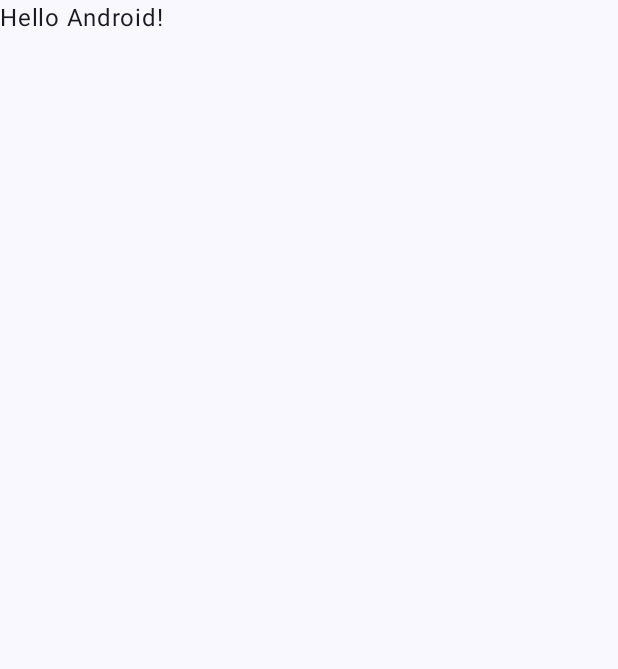
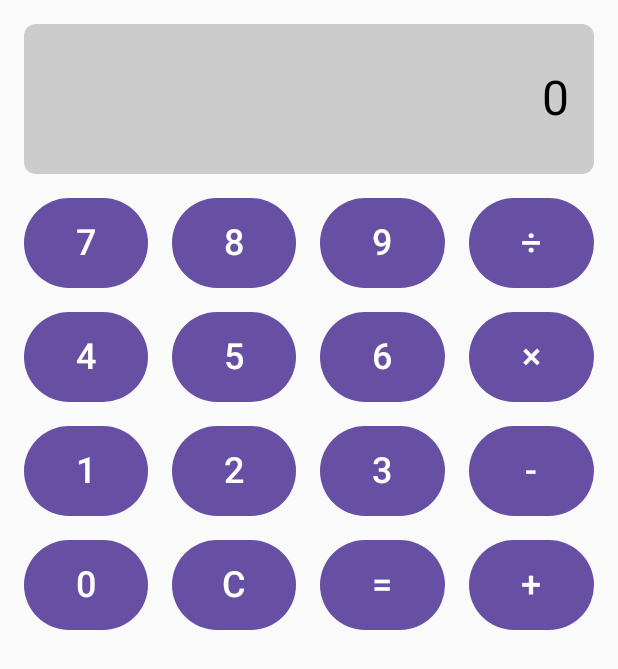
Before and after one commit to AlexandreSartor/Calculadora_Kotlin, an Android app built with Jetpack Compose: the screen it shows after launch (MainActivity), on a phone screen of 412 x 824 dp. Before the commit the part shown is almost empty. Shown: the top 669 px of the screen. Run offline under Robolectric (Android 15) with nearby library versions, the phone set to English and light mode, and no system bars.

Commit message:
Adicionando a Calculadora

```diff
--- a/app/src/main/java/com/example/calculadora_kotlin2/MainActivity.kt
+++ b/app/src/main/java/com/example/calculadora_kotlin2/MainActivity.kt
@@ -3,45 +3,149 @@ package com.example.calculadora_kotlin2
 import android.os.Bundle
 import androidx.activity.ComponentActivity
 import androidx.activity.compose.setContent
-import androidx.activity.enableEdgeToEdge
-import androidx.compose.foundation.layout.fillMaxSize
-import androidx.compose.foundation.layout.padding
-import androidx.compose.material3.Scaffold
-import androidx.compose.material3.Text
-import androidx.compose.runtime.Composable
+import androidx.compose.foundation.background
+import androidx.compose.foundation.layout.*
+import androidx.compose.foundation.shape.RoundedCornerShape
+import androidx.compose.material3.*
+import androidx.compose.runtime.*
+import androidx.compose.ui.Alignment
 import androidx.compose.ui.Modifier
-import androidx.compose.ui.tooling.preview.Preview
-import com.example.calculadora_kotlin2.ui.theme.Calculadora_Kotlin2Theme
+import androidx.compose.ui.graphics.Color
+import androidx.compose.ui.unit.dp
+import androidx.compose.ui.unit.sp
 
 class MainActivity : ComponentActivity() {
     override fun onCreate(savedInstanceState: Bundle?) {
         super.onCreate(savedInstanceState)
-        enableEdgeToEdge()
         setContent {
-            Calculadora_Kotlin2Theme {
-                Scaffold(modifier = Modifier.fillMaxSize()) { innerPadding ->
-                    Greeting(
-                        name = "Android",
-                        modifier = Modifier.padding(innerPadding)
-                    )
-                }
+            MaterialTheme {
+                CalculatorScreen()
             }
         }
     }
 }
 
 @Composable
-fun Greeting(name: String, modifier: Modifier = Modifier) {
-    Text(
-        text = "Hello $name!",
-        modifier = modifier
+fun CalculatorScreen() {
+    var input by remember { mutableStateOf("") }
+
+    val buttons = listOf(
+        listOf("7", "8", "9", "÷"),
+        listOf("4", "5", "6", "×"),
+        listOf("1", "2", "3", "-"),
+        listOf("0", "C", "=", "+")
     )
+
+    Column(
+        modifier = Modifier
+            .fillMaxSize()
+            .padding(16.dp),
+        verticalArrangement = Arrangement.Top,
+        horizontalAlignment = Alignment.CenterHorizontally
+    ) {
+
+        Box(
+            modifier = Modifier
+                .fillMaxWidth()
+                .height(100.dp)
+                .background(Color.LightGray, RoundedCornerShape(8.dp)),
+            contentAlignment = Alignment.CenterEnd
+        ) {
+            Text(
+                text = if (input.isEmpty()) "0" else input,
+                fontSize = 32.sp,
+                modifier = Modifier.padding(16.dp)
+            )
+        }
+
+        Spacer(modifier = Modifier.height(16.dp))
+
+
+        for (row in buttons) {
+            Row(
+                modifier = Modifier.fillMaxWidth(),
+                horizontalArrangement = Arrangement.spacedBy(16.dp)
+            ) {
+                for (button in row) {
+                    Button(
+                        onClick = {
+                            when (button) {
+                                "=" -> input = try {
+                                    val expr = input.replace("×", "*").replace("÷", "/")
+                                    eval(expr)
+                                } catch (e: Exception) { "Erro" }
+                                "C" -> input = ""
+                                else -> input += button
+                            }
+                        },
+                        modifier = Modifier
+                            .weight(1f)
+                            .height(60.dp)
+                    ) {
+                        Text(button, fontSize = 24.sp)
+                    }
+                }
+            }
+            Spacer(modifier = Modifier.height(16.dp))
+        }
+    }
 }
 
-@Preview(showBackground = true)
-@Composable
-fun GreetingPreview() {
-    Calculadora_Kotlin2Theme {
-        Greeting("Android")
+
+fun eval(expr: String): String {
+    return try {
+        val result = object {
+            var pos = -1
+            var ch = 0
+            fun nextChar() { pos++; ch = if (pos < expr.length) expr[pos].code else -1 }
+            fun eat(charToEat: Int): Boolean {
+                while (ch == ' '.code) nextChar()
+                if (ch == charToEat) { nextChar(); return true }
+                return false
+            }
+            fun parse(): Double {
+                nextChar()
+                val x = parseExpression()
+                if (pos < expr.length) throw RuntimeException("Caractere inesperado: " + ch.toChar())
+                return x
+            }
+            fun parseExpression(): Double {
+                var x = parseTerm()
+                while(true) {
+                    when {
+                        eat('+'.code) -> x += parseTerm()
+                        eat('-'.code) -> x -= parseTerm()
+                        else -> return x
+                    }
+                }
+            }
+            fun parseTerm(): Double {
+                var x = parseFactor()
+                while(true) {
+                    when {
+                        eat('*'.code) -> x *= parseFactor()
+                        eat('/'.code) -> x /= parseFactor()
+                        else -> return x
+                    }
+                }
+            }
+            fun parseFactor(): Double {
+                if (eat('+'.code)) return parseFactor()
+                if (eat('-'.code)) return -parseFactor()
+                var x: Double
+                val startPos = pos
+                if (eat('('.code)) {
+                    x = parseExpression()
+                    eat(')'.code)
+                } else {
+                    while (ch in '0'.code..'9'.code || ch == '.'.code) nextChar()
+                    x = expr.substring(startPos, pos).toDouble()
+                }
+                return x
+            }
+        }.parse()
+        if (result == result.toLong().toDouble()) result.toLong().toString() else result.toString()
+    } catch (e: Exception) {
+        "Erro"
     }
 }
--- a/gradle/libs.versions.toml
+++ b/gradle/libs.versions.toml
@@ -8,6 +8,8 @@ espressoCore = "3.7.0"
 lifecycleRuntimeKtx = "2.9.4"
 activityCompose = "1.11.0"
 composeBom = "2024.09.00"
+material3 = "1.4.0"
+adsMobileSdk = "0.21.0-beta01"
 
 [libraries]
 androidx-core-ktx = { group = "androidx.core", name = "core-ktx", version.ref = "coreKtx" }
@@ -24,6 +26,8 @@ androidx-ui-tooling-preview = { group = "androidx.compose.ui", name = "ui-toolin
 androidx-ui-test-manifest = { group = "androidx.compose.ui", name = "ui-test-manifest" }
 androidx-ui-test-junit4 = { group = "androidx.compose.ui", name = "ui-test-junit4" }
 androidx-material3 = { group = "androidx.compose.material3", name = "material3" }
+material3 = { group = "androidx.compose.material3", name = "material3", version.ref = "material3" }
+ads-mobile-sdk = { group = "com.google.android.libraries.ads.mobile.sdk", name = "ads-mobile-sdk", version.ref = "adsMobileSdk" }
 
 [plugins]
 android-application = { id = "com.android.application", version.ref = "agp" }
```
